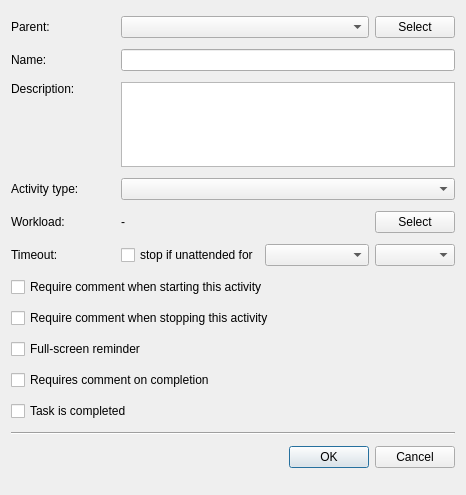
The window that Srt.QT/tt3-gui/ModifyPublicTaskDialog.ui (akapustiatyahoocouk/TimeTracker3) describes before a commit, drawn with Qt 5.
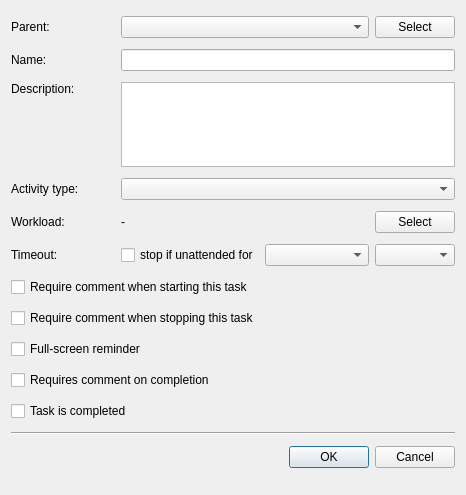
The same window after the commit. Icons and pictures are not drawn.

Diff of the .ui file:
```diff
--- a/Srt.QT/tt3-gui/ModifyPublicTaskDialog.ui
+++ b/Srt.QT/tt3-gui/ModifyPublicTaskDialog.ui
@@ -31,7 +31,7 @@
    <item row="6" column="0" colspan="6">
     <widget class="QCheckBox" name="requireCommentOnStartCheckBox">
      <property name="text">
-      <string>Require comment when starting this activity</string>
+      <string>Require comment when starting this task</string>
      </property>
     </widget>
    </item>
@@ -58,7 +58,7 @@
    <item row="7" column="0" colspan="6">
     <widget class="QCheckBox" name="requireCommentOnStopCheckBox">
      <property name="text">
-      <string>Require comment when stopping this activity</string>
+      <string>Require comment when stopping this task</string>
      </property>
     </widget>
    </item>
```
Left out of the diff: 22 changed lines with no effect on the pictures.
